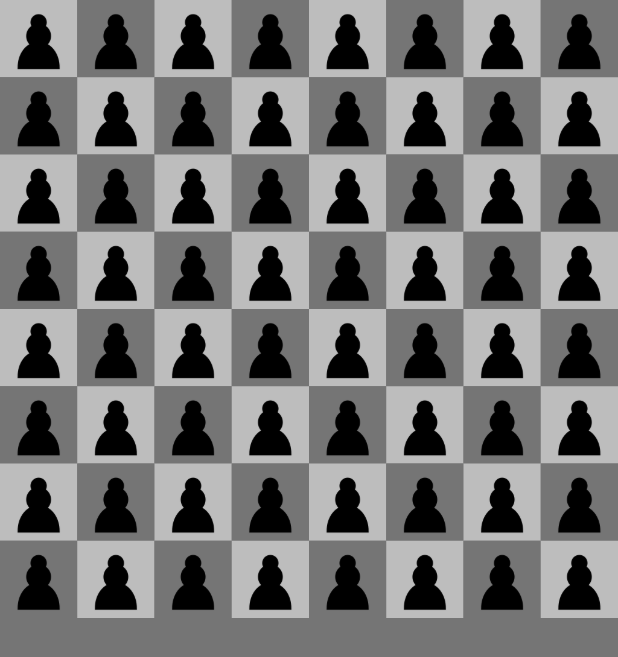
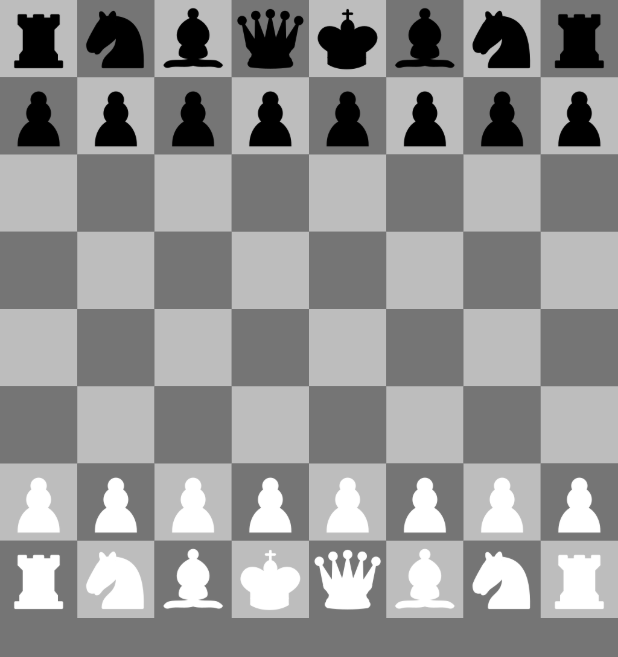
Before and after one commit to KaKeeM/FlutterChessGame, a Flutter app: the screen it shows after launch, after a tap on "Jogar", on a phone screen of 412 x 824 dp. Shown: the top 657 px of the screen. Run offline on Flutter 3.47's test engine with Material 3 defaults, Android fonts, the phone set to English and light mode, and no system bars.

Commit message:
Peças ajustadas

```diff
--- a/flutter_chess_game/lib/screens/game_screen.dart
+++ b/flutter_chess_game/lib/screens/game_screen.dart
@@ -11,10 +11,124 @@
 }
 
 class _gameScreenState extends State<GameScreen> {
-  ChessPiece myPawn = ChessPiece(
-      type: ChessPieceType.pawn,
+  late List<List<ChessPiece?>> board;
+
+  void initState(){
+    super.initState();
+    _initializeBoard();
+  }
+  void _initializeBoard() {
+
+    //initialize board with nulls, no pieces in those positions
+    List<List<ChessPiece?>> newBoard =
+      List.generate(8, (index) => List.generate(8, (index) => null));
+
+    //place pawns
+    for (int i = 0; i < 8; i++){
+      newBoard[1][i] = ChessPiece(
+        type: ChessPieceType.pawn,
+        isWhite: false,
+        imagePath: 'lib/images/black-pawn.png',
+      );
+      newBoard[6][i] = ChessPiece(
+        type: ChessPieceType.pawn,
+        isWhite: true,
+        imagePath: 'lib/images/black-pawn.png',
+      );
+    }
+
+    //PLACE ROOKS
+    newBoard[0][0] = ChessPiece(
+        type: ChessPieceType.rook,
+        isWhite: false,
+        imagePath: 'lib/images/black-rook.png',
+    );
+    newBoard[0][7] = ChessPiece(
+      type: ChessPieceType.rook,
       isWhite: false,
-      imagePath: 'lib/images/black-pawn.png');
+      imagePath: 'lib/images/black-rook.png',
+    );
+    newBoard[7][0] = ChessPiece(
+      type: ChessPieceType.rook,
+      isWhite: true,
+      imagePath: 'lib/images/black-rook.png',
+    );
+    newBoard[7][7] = ChessPiece(
+      type: ChessPieceType.rook,
+      isWhite: true,
+      imagePath: 'lib/images/black-rook.png',
+    );
+
+    //place the knights
+    newBoard[0][1] = ChessPiece(
+      type: ChessPieceType.knight,
+      isWhite: false,
+      imagePath: 'lib/images/black-knight.png',
+    );
+    newBoard[0][6] = ChessPiece(
+      type: ChessPieceType.knight,
+      isWhite: false,
+      imagePath: 'lib/images/black-knight.png',
+    );
+    newBoard[7][1] = ChessPiece(
+      type: ChessPieceType.knight,
+      isWhite: true,
+      imagePath: 'lib/images/black-knight.png',
+    );
+    newBoard[7][6] = ChessPiece(
+      type: ChessPieceType.knight,
+      isWhite: true,
+      imagePath: 'lib/images/black-knight.png',
+    );
+
+    //PLACE BISHOP
+    newBoard[0][2] = ChessPiece(
+      type: ChessPieceType.bishop,
+      isWhite: false,
+      imagePath: 'lib/images/black-bishop.png',
+    );
+    newBoard[0][5] = ChessPiece(
+      type: ChessPieceType.bishop,
+      isWhite: false,
+      imagePath: 'lib/images/black-bishop.png',
+    );
+    newBoard[7][2] = ChessPiece(
+      type: ChessPieceType.bishop,
+      isWhite: true,
+      imagePath: 'lib/images/black-bishop.png',
+    );
+    newBoard[7][5] = ChessPiece(
+      type: ChessPieceType.bishop,
+      isWhite: true,
+      imagePath: 'lib/images/black-bishop.png',
+    );
+
+    //place queens
+    newBoard[0][3] = ChessPiece(
+      type: ChessPieceType.queen,
+      isWhite: false,
+      imagePath: 'lib/images/black-queen.png',
+    );
+    newBoard[7][4] = ChessPiece(
+      type: ChessPieceType.queen,
+      isWhite: true,
+      imagePath: 'lib/images/black-queen.png',
+    );
+
+    //place kings
+    newBoard[0][4] = ChessPiece(
+      type: ChessPieceType.king,
+      isWhite: false,
+      imagePath: 'lib/images/black-king.png',
+    );
+    newBoard[7][3] = ChessPiece(
+      type: ChessPieceType.king,
+      isWhite: true,
+      imagePath: 'lib/images/black-king.png',
+    );
+
+    board = newBoard;
+  }
 
   @override
   Widget build(BuildContext context) {
@@ -22,13 +136,18 @@
       backgroundColor: backgroundColor,
       body: GridView.builder(
         gridDelegate:
-        const SliverGridDelegateWithFixedCrossAxisCount(crossAxisCount: 8),
+          const SliverGridDelegateWithFixedCrossAxisCount(crossAxisCount: 8),
         itemCount: 8 * 8,
         physics: const NeverScrollableScrollPhysics(),
-        itemBuilder: (context, index) => Square(
-          isWhite: isWhite(index),
-          piece: myPawn,
-        )
+        itemBuilder: (context, index) {
+          int row = index ~/8;
+          int col = index % 8;
+
+          return Square(
+            isWhite: isWhite(index),
+            piece: board[row][col],
+          );
+       },
       ),
     );
   }
```
